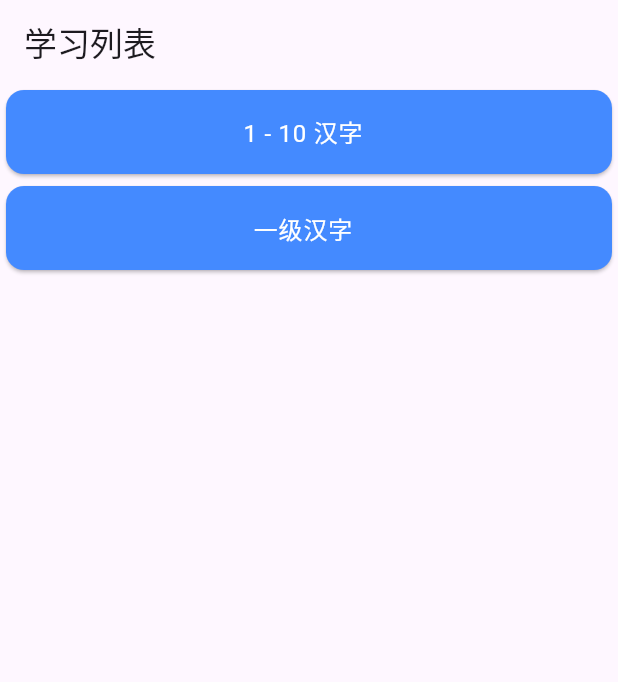
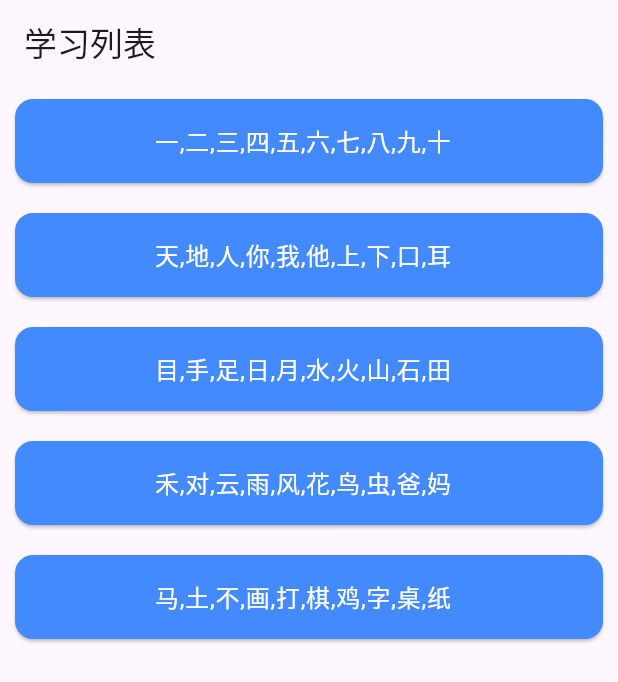
Before and after one commit to swiftdo/xuezi, a Flutter app: the screen it shows after launch, on a phone screen of 412 x 824 dp. Shown: the top 682 px of the screen. Run offline on Flutter 3.47's test engine with Material 3 defaults, Android fonts, the light colour scheme and no system bars; our stand-ins replace flutter_card_swiper, flutter_tts, go_router.

Commit message:
Feat: youhua

```diff
--- /dev/null
+++ b/lib/core/models/charater_item.dart
@@ -0,0 +1,6 @@
+class CharacterItem {
+  final String character;
+  final String? desc;
+
+  CharacterItem({required this.character, this.desc});
+}
--- a/lib/pages/character_swiper_page.dart
+++ b/lib/pages/character_swiper_page.dart
@@ -1,9 +1,10 @@
 import 'package:flutter/material.dart';
 import 'package:flutter_card_swiper/flutter_card_swiper.dart';
 import 'package:flutter_tts/flutter_tts.dart';
+import 'package:xuezi/core/models/charater_item.dart';
 
 class CharacterSwiperPage extends StatefulWidget {
-  final List<String> characters;
+  final List<CharacterItem> characters;
   final FlutterTts flutterTts;
 
   const CharacterSwiperPage({
@@ -19,8 +20,13 @@ class CharacterSwiperPage extends StatefulWidget {
 class _CharacterSwiperPageState extends State<CharacterSwiperPage> {
   int currentIndex = 0;
 
-  Future<void> _speak(String text) async {
+  Future<void> _speak(CharacterItem character) async {
     await widget.flutterTts.setLanguage('zh-CN');
+
+    String text = character.character;
+    if (character.desc != null) {
+      text += ".......${character.desc!}";
+    }
     await widget.flutterTts.speak(text);
   }
 
@@ -46,7 +52,7 @@ class _CharacterSwiperPageState extends State<CharacterSwiperPage> {
               color: Colors.white,
               alignment: Alignment.center,
               child: Text(
-                widget.characters[index],
+                widget.characters[index].character,
                 style: const TextStyle(fontSize: 200),
               ),
             ),
--- a/lib/pages/home_page.dart
+++ b/lib/pages/home_page.dart
@@ -1,6 +1,8 @@
 import 'package:flutter/material.dart';
 import 'package:flutter_tts/flutter_tts.dart';
 import 'package:go_router/go_router.dart';
+
+import '../core/models/charater_item.dart';
 
 class MyHomePage extends StatefulWidget {
   const MyHomePage({super.key});
@@ -11,137 +13,109 @@ class MyHomePage extends StatefulWidget {
 
 class _MyHomePageState extends State<MyHomePage> {
   final FlutterTts flutterTts = FlutterTts();
-  final List<String> characters1To10 = [
-    '一',
-    '二',
-    '三',
-    '四',
-    '五',
-    '六',
-    '七',
-    '八',
-    '九',
-    '十'
+  final List<CharacterItem> characters1To10 = [
+    CharacterItem(character: '一', desc: '一只小鸟，飞呀飞'),
+    CharacterItem(character: '二', desc: '两只小猫，喵喵叫'),
+    CharacterItem(character: '三', desc: '三朵小花，开呀开'),
+    CharacterItem(character: '四', desc: '四只小狗，汪汪叫'),
+    CharacterItem(character: '五', desc: '五根手指，拍拍手'),
+    CharacterItem(character: '六', desc: '六条小鱼，游呀游'),
+    CharacterItem(character: '七', desc: '七个彩虹，真美丽'),
+    CharacterItem(character: '八', desc: '八只小鸟，飞呀飞'),
+    CharacterItem(character: '九', desc: '九颗星星，亮晶晶'),
+    CharacterItem(character: '十', desc: '十个朋友，一起玩'),
   ];
 
-  final List<String> firstCharacters = [
-    "天",
-    "地",
-    "人",
-    "你",
-    "我",
-    "他",
-    "一",
-    "二",
-    "三",
-    "四",
-    "五",
-    "上",
-    "下",
-    "口",
-    "耳",
-    "目",
-    "手",
-    "足",
-    "站",
-    "坐",
-    "日",
-    "月",
-    "水",
-    "火",
-    "山",
-    "石",
-    "田",
-    "禾",
-    "对",
-    "云",
-    "雨",
-    "风",
-    "花",
-    "鸟",
-    "虫",
-    "六",
-    "七",
-    "八",
-    "九",
-    "十",
-    "爸",
-    "妈",
-    "马",
-    "土",
-    "不",
-    "画",
-    "打",
-    "棋",
-    "鸡",
-    "字",
-    "词",
-    "语",
-    "句",
-    "桌",
-    "纸",
-    "妹",
-    "奶",
-    "小",
-    "桥",
+  final List<CharacterItem> firstCharacters = [
+    CharacterItem(character: "天", desc: "天是蓝蓝的，白云飘"),
+    CharacterItem(character: "地", desc: "地是绿绿的，小草长"),
+    CharacterItem(character: "人", desc: "我是人，我会跑"),
+    CharacterItem(character: "你", desc: "你是我的朋友，我们玩"),
+    CharacterItem(character: "我", desc: "我是宝宝，我爱家"),
+    CharacterItem(character: "他", desc: "他是哥哥，我们一起玩"),
+    CharacterItem(character: "上", desc: "向上看，天好高"),
+    CharacterItem(character: "下", desc: "向下看，脚丫子"),
+    CharacterItem(character: "口", desc: "嘴巴小小，吃东西"),
+    CharacterItem(character: "耳", desc: "耳朵听歌，听话"),
+  ];
+
+  final List<CharacterItem> secCharacters = [
+    CharacterItem(character: "目", desc: "眼睛看，看到好多"),
+    CharacterItem(character: "手", desc: "小手拍，拍一拍"),
+    CharacterItem(character: "足", desc: "小脚跑，跑得快"),
+    CharacterItem(character: "日", desc: "太阳大大，照亮我"),
+    CharacterItem(character: "月", desc: "月亮亮亮，挂天上"),
+    CharacterItem(character: "水", desc: "水是湿湿的，喝一口"),
+    CharacterItem(character: "火", desc: "火是红红的，暖暖的"),
+    CharacterItem(character: "山", desc: "山是高高的，树绿绿"),
+    CharacterItem(character: "石", desc: "石头硬硬，不能动"),
+    CharacterItem(character: "田", desc: "田里种，稻子长"),
+  ];
+
+  final List<CharacterItem> thirdCharacters = [
+    CharacterItem(character: "禾", desc: "禾苗绿绿，稻谷熟"),
+    CharacterItem(character: "对", desc: "对对好，做对事"),
+    CharacterItem(character: "云", desc: "白云飘飘，像棉花"),
+    CharacterItem(character: "雨", desc: "雨点滴滴，打伞走"),
+    CharacterItem(character: "风", desc: "风吹吹，吹小树"),
+    CharacterItem(character: "花", desc: "花儿香香，开得美"),
+    CharacterItem(character: "鸟", desc: "小鸟飞飞，唱歌唱"),
+    CharacterItem(character: "虫", desc: "小虫爬爬，飞飞忙"),
+    CharacterItem(character: "爸", desc: "爸爸爱我，抱抱我"),
+    CharacterItem(character: "妈", desc: "妈妈亲亲，抱抱我"),
+  ];
+
+  final List<CharacterItem> fourCharacters = [
+    CharacterItem(character: "马", desc: "马跑跑，跑得快"),
+    CharacterItem(character: "土", desc: "土是软软，种东西"),
+    CharacterItem(character: "不", desc: "不哭哭，不闹闹"),
+    CharacterItem(character: "画", desc: "画画画，画小鸟"),
+    CharacterItem(character: "打", desc: "打打球，跳跳舞"),
+    CharacterItem(character: "棋", desc: "下棋棋，黑白子"),
+    CharacterItem(character: "鸡", desc: "小鸡啄啄，咯咯叫"),
+    CharacterItem(character: "字", desc: "写字字，认字字"),
+    CharacterItem(character: "桌", desc: "桌子上，吃饭坐"),
+    CharacterItem(character: "纸", desc: "纸上画，画画好"),
   ];
 
   @override
   Widget build(BuildContext context) {
-    List<String> shuffledCharacters = List<String>.from(characters1To10)
-      ..shuffle();
-
-    List<String> firstShuffledCharacters = firstCharacters..shuffle();
-
+    final List<List<CharacterItem>> items = [
+      characters1To10,
+      firstCharacters,
+      secCharacters,
+      thirdCharacters,
+      fourCharacters,
+    ];
     return Scaffold(
       appBar: AppBar(
         title: const Text('学习列表'),
       ),
-      body: ListView(
-        children: [
-          Card(
+      body: ListView.builder(
+        itemBuilder: (context, index) {
+          final item = items[index];
+          return Card(
+            margin: EdgeInsets.symmetric(horizontal: 10, vertical: 10),
             color: Colors.blueAccent,
             child: ListTile(
-              title: const Center(
+              title: Center(
                 child: Text(
-                  '1 - 10 汉字',
+                  item.map((e) {
+                    return e.character;
+                  }).join(","),
                   style: TextStyle(color: Colors.white),
                 ),
               ),
               onTap: () {
                 context.push('/character-swiper', extra: {
-                  'characters': shuffledCharacters,
+                  'characters': item..shuffle(),
                   'flutterTts': flutterTts,
                 });
-                // context.go('/character-swiper', extra: {
-                //   'characters': shuffledCharacters,
-                //   'flutterTts': flutterTts,
-                // });
               },
             ),
-          ),
-          Card(
-            color: Colors.blueAccent,
-            child: ListTile(
-              title: const Center(
-                child: Text(
-                  '一级汉字',
-                  style: TextStyle(color: Colors.white),
-                ),
-              ),
-              onTap: () {
-                context.push('/character-swiper', extra: {
-                  'characters': firstShuffledCharacters,
-                  'flutterTts': flutterTts,
-                });
-                // context.go('/character-swiper', extra: {
-                //   'characters': shuffledCharacters,
-                //   'flutterTts': flutterTts,
-                // });
-              },
-            ),
-          ),
-        ],
+          );
+        },
+        itemCount: items.length,
       ),
     );
   }
--- a/lib/router/router.dart
+++ b/lib/router/router.dart
@@ -1,4 +1,5 @@
 import 'package:go_router/go_router.dart';
+import 'package:xuezi/core/models/charater_item.dart';
 import '../pages/home_page.dart';
 import '../pages/character_swiper_page.dart';
 
@@ -14,7 +15,7 @@ final GoRouter router = GoRouter(
       builder: (context, state) {
         final extra = state.extra as Map<String, dynamic>;
         return CharacterSwiperPage(
-          characters: extra['characters'] as List<String>,
+          characters: extra['characters'] as List<CharacterItem>,
           flutterTts: extra['flutterTts'],
         );
       },
```
Also changed, not shown: 125 other files.
